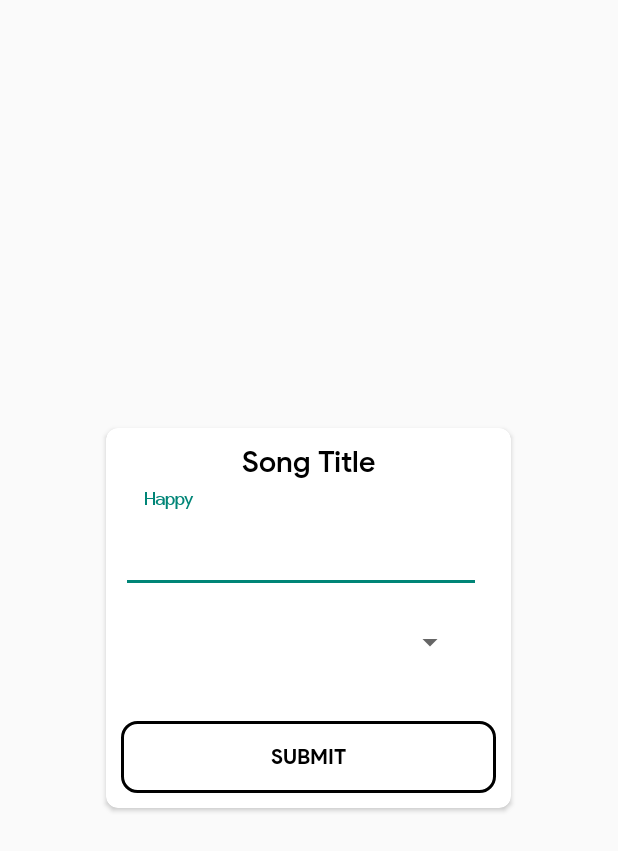
After one commit to AdithaIddamalgoda/Emotion-Based-Music-Player, an Android app: the layout custom_popup_view_song.xml on its own in the app's theme, with its tools: preview values and no code run, on a phone screen of 412 x 824 dp. The commit adds this screen. Shown: the top 851 px of the screen. Run offline under Robolectric (Android 15) with nearby library versions, the light colour scheme and no system bars.

Commit message:
Song View / popup view

```diff
--- a/app/src/main/java/com/example/emotionbasedmusicplayer/MainActivity.java
+++ b/app/src/main/java/com/example/emotionbasedmusicplayer/MainActivity.java
@@ -15,6 +15,8 @@ import androidx.core.content.ContextCompat;
 import androidx.recyclerview.widget.LinearLayoutManager;
 import androidx.recyclerview.widget.RecyclerView;
 
+import com.example.emotionbasedmusicplayer.Model.AudioModel;
+
 import java.io.File;
 import java.util.ArrayList;
 
@@ -22,7 +24,7 @@ public class MainActivity extends AppCompatActivity {
 
     RecyclerView recyclerView;
     TextView noMusicTextView;
-    ArrayList<com.example.emotionbasedmusicplayer.AudioModel> songsList = new ArrayList<>();
+    ArrayList<AudioModel> songsList = new ArrayList<>();
 
     @Override
     protected void onCreate(Bundle savedInstanceState) {
--- a/app/src/main/java/com/example/emotionbasedmusicplayer/MusicListAdapter.java
+++ b/app/src/main/java/com/example/emotionbasedmusicplayer/MusicListAdapter.java
@@ -10,6 +10,8 @@ import android.widget.ImageView;
 import android.widget.TextView;
 
 import androidx.recyclerview.widget.RecyclerView;
+
+import com.example.emotionbasedmusicplayer.Model.AudioModel;
 
 import java.util.ArrayList;
 
--- a/app/src/main/java/com/example/emotionbasedmusicplayer/db/DBHelper.java
+++ b/app/src/main/java/com/example/emotionbasedmusicplayer/db/DBHelper.java
@@ -4,13 +4,12 @@ import static com.example.emotionbasedmusicplayer.db.DBHelper.ColumnNames.*;
 
 import android.content.ContentValues;
 import android.content.Context;
-import android.database.Cursor;
 import android.database.sqlite.SQLiteDatabase;
 import android.database.sqlite.SQLiteOpenHelper;
 
 import androidx.annotation.Nullable;
 
-import com.example.emotionbasedmusicplayer.AudioModel;
+import com.example.emotionbasedmusicplayer.Model.AudioModel;
 
 import java.util.List;
 
--- /dev/null
+++ b/app/src/main/res/drawable-v24/button_border.xml
@@ -0,0 +1,10 @@
+<?xml version="1.0" encoding="utf-8"?>
+<selector xmlns:android="http://schemas.android.com/apk/res/android">
+    <item>
+        <shape android:shape="rectangle">
+            <corners android:radius="10dp" />
+            <solid android:color="@android:color/white" />
+            <stroke android:width="2dp" android:color="#000" />
+        </shape>
+    </item>
+</selector>
--- /dev/null
+++ b/app/src/main/res/layout/custom_popup_view_song.xml
@@ -0,0 +1,106 @@
+<?xml version="1.0" encoding="utf-8"?>
+<androidx.cardview.widget.CardView xmlns:android="http://schemas.android.com/apk/res/android"
+        xmlns:app="http://schemas.android.com/apk/res-auto"
+        android:layout_width="wrap_content"
+        android:layout_height="wrap_content"
+        android:layout_gravity="center"
+        android:layout_margin="50dp"
+        app:cardCornerRadius="8dp">
+    <LinearLayout
+        android:layout_width="wrap_content"
+        android:layout_height="wrap_content"
+        android:orientation="vertical">
+        <LinearLayout
+            android:layout_width="match_parent"
+            android:layout_height="wrap_content"
+            android:layout_gravity="center"
+            android:layout_marginTop="7dp"
+            android:gravity="center"
+            android:layout_margin="10dp"
+            android:orientation="vertical">
+
+            <LinearLayout
+                android:layout_width="match_parent"
+                android:layout_height="wrap_content"
+                android:weightSum="1"
+                android:layout_marginBottom="5dp"
+                android:orientation="horizontal">
+
+                <TextView
+                    android:id="@+id/txtSongTitle"
+                    android:layout_width="0dp"
+                    android:layout_height="wrap_content"
+                    android:fontFamily="@font/medium"
+                    android:layout_gravity="center_horizontal"
+                    android:gravity="center"
+                    android:textColor="@color/black"
+                    android:text="Song Title"
+                    android:layout_weight="1"
+                    android:textSize="20dp" />
+
+            </LinearLayout>
+
+            <LinearLayout
+                android:id="@+id/logincard"
+                android:layout_width="match_parent"
+                android:layout_height="wrap_content"
+                android:layout_alignParentBottom="true"
+                android:layout_centerHorizontal="true"
+                android:layout_centerVertical="true"
+                android:orientation="vertical"
+                android:paddingRight="10dp">
+
+                <com.google.android.material.textfield.TextInputLayout
+                    android:layout_width="match_parent"
+                    android:layout_height="70dp"
+                    android:gravity="bottom">
+
+                    <EditText
+                        android:id="@+id/txtHappy"
+                        android:layout_width="match_parent"
+                        android:layout_height="50dp"
+                        android:backgroundTint="@color/colorAlmostWhite"
+                        android:fontFamily="@font/regular"
+                        android:hint="Happy"
+                        android:inputType="number"
+                        android:paddingLeft="15dp"
+                        android:paddingRight="15dp"
+                        android:textColor="@color/black"
+                        android:textSize="15sp" />
+
+                </com.google.android.material.textfield.TextInputLayout>
+
+                <LinearLayout
+                    android:layout_width="match_parent"
+                    android:layout_height="wrap_content"
+                    android:background="@color/white"
+                    android:orientation="horizontal"
+                    android:padding="10sp"
+                    android:weightSum="1">
+
+                    <androidx.appcompat.widget.AppCompatSpinner
+                        android:id="@+id/dropEmotions"
+                        android:layout_width="wrap_content"
+                        android:layout_height="45dp"
+                        android:layout_weight="1"
+                        android:textColor="@color/black"
+                        android:theme="@style/mySpinnerItemStyle" />
+                </LinearLayout>
+
+            </LinearLayout>
+
+        </LinearLayout>
+
+
+        <Button
+            android:id="@+id/btnSubmit"
+            android:layout_width="250dp"
+            android:layout_height="wrap_content"
+            android:layout_margin="10dp"
+            android:background="@drawable/button_border"
+            android:fontFamily="@font/bold"
+            android:text="Submit"
+            android:textColor="@color/black"
+            android:textStyle="bold" />
+    </LinearLayout>
+</androidx.cardview.widget.CardView>
--- a/app/src/main/res/layout/item_song.xml
+++ b/app/src/main/res/layout/item_song.xml
@@ -46,7 +46,7 @@
                 android:background="@color/white">
 
                 <TextView
-                    android:id="@+id/txtTitle"
+                    android:id="@+id/txtSongTitle"
                     android:layout_below="@id/toolbar"
                     android:layout_width="wrap_content"
                     android:layout_height="wrap_content"
@@ -79,7 +79,7 @@
                         android:textSize="13dp" />
 
                     <TextView
-                        android:id="@+id/txtDate"
+                        android:id="@+id/txtSongType"
                         android:layout_width="wrap_content"
                         android:layout_height="wrap_content"
                         android:fontFamily="@font/medium"
--- a/app/src/main/res/values/colors.xml
+++ b/app/src/main/res/values/colors.xml
@@ -20,6 +20,7 @@
     <color name="black">#000000</color>
     <color name="white">#FFFFFF</color>
     <color name="transparent">#00000000</color>
+    <color name="colorAlmostWhite">#F3F3F3</color>
 
     <color name="light_grey">#f5f5f5</color>
 </resources>
--- /dev/null
+++ b/app/src/main/res/values/styles.xml
@@ -0,0 +1,6 @@
+<?xml version="1.0" encoding="utf-8"?>
+<resources>
+    <style name="mySpinnerItemStyle">
+        <item name="android:textColor">@color/black</item>
+    </style>
+</resources>
```
Also changed, not shown: app/src/main/java/com/example/emotionbasedmusicplayer/AllSongs.java (+83 -0 lines), app/src/main/java/com/example/emotionbasedmusicplayer/AudioModel.java (deleted, +0 -39 lines), app/src/main/java/com/example/emotionbasedmusicplayer/Model/AudioModel.java (added, +146 -0 lines), app/src/main/java/com/example/emotionbasedmusicplayer/MusicPlayerActivity.java (+5 -3 lines), app/src/main/java/com/example/emotionbasedmusicplayer/recycleviews/RecycleViewConfig.java (added, +14 -0 lines), app/src/main/java/com/example/emotionbasedmusicplayer/recycleviews/songs/SongRecycleItem.java (added, +48 -0 lines), app/src/main/java/com/example/emotionbasedmusicplayer/recycleviews/songs/SongsAdapter.java (added, +40 -0 lines), app/src/main/res/font/roboto_regular.ttf (added).
